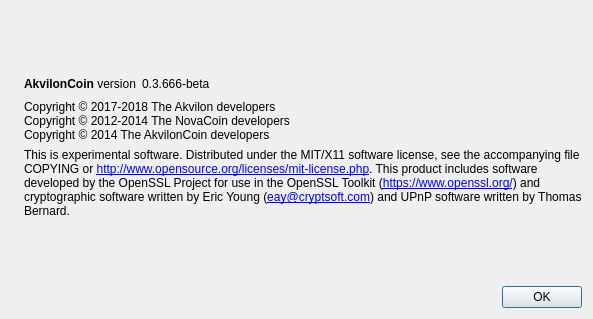
hakinloogeez/Akvilon, file src/qt/forms/aboutdialog.ui: the form before one commit.
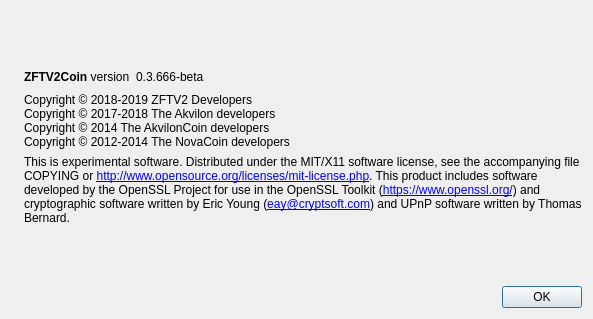
The form after the commit. Icons and pictures are not drawn.

```diff
--- a/src/qt/forms/aboutdialog.ui
+++ b/src/qt/forms/aboutdialog.ui
@@ -50,7 +50,7 @@
           <cursorShape>IBeamCursor</cursorShape>
          </property>
          <property name="text">
-          <string>&lt;b&gt;AkvilonCoin&lt;/b&gt; version</string>
+          <string>&lt;b&gt;ZFTV2Coin&lt;/b&gt; version</string>
          </property>
          <property name="textInteractionFlags">
           <set>Qt::LinksAccessibleByMouse|Qt::TextSelectableByKeyboard|Qt::TextSelectableByMouse</set>
@@ -91,9 +91,10 @@
         <cursorShape>IBeamCursor</cursorShape>
        </property>
        <property name="text">
-        <string>Copyright © 2017-2018 The Akvilon developers
-Copyright © 2012-2014 The NovaCoin developers
-Copyright © 2014 The AkvilonCoin developers</string>
+        <string>Copyright © 2018-2019 ZFTV2 Developers
+Copyright © 2017-2018 The Akvilon developers
+Copyright © 2014 The AkvilonCoin developers         
+Copyright © 2012-2014 The NovaCoin developers</string>
        </property>
        <property name="textInteractionFlags">
         <set>Qt::LinksAccessibleByMouse|Qt::TextSelectableByKeyboard|Qt::TextSelectableByMouse</set>
```
Left out of the diff: 2 changed lines with no effect on the pictures.
